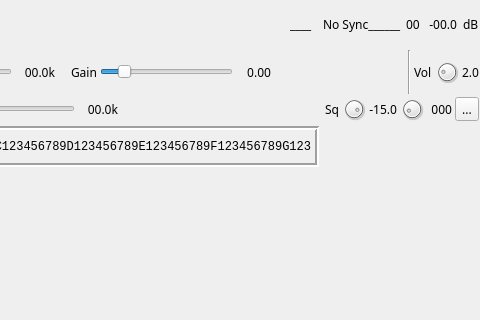
The window that plugins/channel/demoddsd/dsddemodgui.ui (f4exb/sdrangel) describes before a commit, drawn with Qt 5; both pictures show x 160 to 640 and y 0 to 320 of the 640 by 841 pixel window.
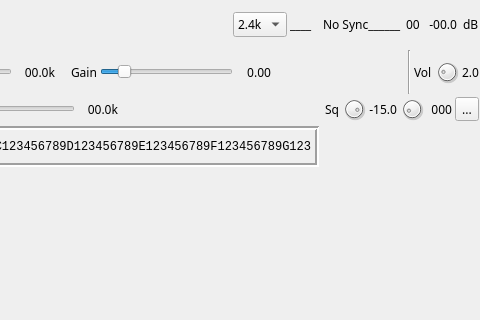
The same window after the commit. Icons and pictures are not drawn. Custom widgets are drawn as their Qt base class.

Commit message: DSD demod: added combo box for baud rate

```diff
--- a/plugins/channel/demoddsd/dsddemodgui.ui
+++ b/plugins/channel/demoddsd/dsddemodgui.ui
@@ -135,6 +135,29 @@
         </property>
        </spacer>
       </item>
+      <item>
+       <widget class="QComboBox" name="baudRate">
+        <property name="maximumSize">
+         <size>
+          <width>55</width>
+          <height>16777215</height>
+         </size>
+        </property>
+        <property name="toolTip">
+         <string>Baud rate: 2.4k: NXDN, dPMR 4.8k: DMR, D-Star, YSF</string>
+        </property>
+        <item>
+         <property name="text">
+          <string>2.4k</string>
+         </property>
+        </item>
+        <item>
+         <property name="text">
+          <string>4.8k</string>
+         </property>
+        </item>
+       </widget>
+      </item>
       <item>
        <widget class="QLabel" name="modulationText">
         <property name="minimumSize">
```
